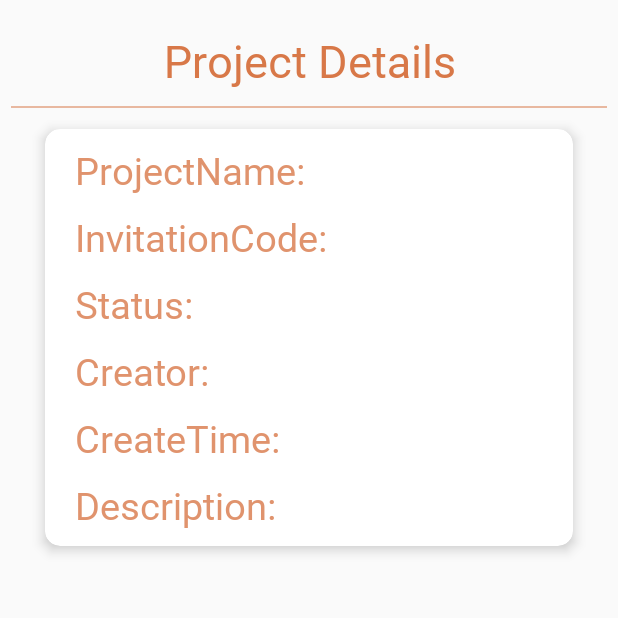
After one commit to CoderWDD/TeamCooperation, an Android app: the PageProjectDetailsActivity screen opened directly, with no data from a screen before it, on a phone screen of 412 x 824 dp, the top half of it. The commit adds this screen. Run offline under Robolectric (Android 15) with nearby library versions, the phone set to English and light mode, and no system bars; our stand-ins replace data binding.

Commit message:
project details todo

```diff
--- a/app/src/main/AndroidManifest.xml
+++ b/app/src/main/AndroidManifest.xml
@@ -12,6 +12,9 @@
         android:supportsRtl="true"
         android:theme="@style/Theme.MaterialComponents.Light.NoActionBar.Bridge"
         android:usesCleartextTraffic="true">
+        <activity
+            android:name=".PageProjectDetailsActivity"
+            android:exported="false" />
 <!--        <activity-->
 <!--            android:name=".PageHomeActivity"-->
 <!--            android:exported="false" />-->
@@ -21,7 +24,6 @@
         <activity
             android:name=".LoginPageActivity"
             android:exported="false" />
-
          <activity
          android:name=".PageHomeActivity"
          android:exported="true">
--- /dev/null
+++ b/app/src/main/java/com/example/cooperation/PageProjectDetailsActivity.java
@@ -0,0 +1,21 @@
+package com.example.cooperation;
+
+import android.os.Bundle;
+import android.view.WindowManager;
+
+import androidx.appcompat.app.AppCompatActivity;
+import androidx.databinding.DataBindingUtil;
+
+import com.example.cooperation.databinding.ActivityPageProjectDetailsBinding;
+
+public class PageProjectDetailsActivity extends AppCompatActivity {
+    @Override
+    protected void onCreate(Bundle savedInstanceState) {
+        // 去除系统状态栏
+        getWindow().setFlags(WindowManager.LayoutParams.FLAG_FULLSCREEN, WindowManager.LayoutParams.FLAG_FULLSCREEN);
+        super.onCreate(savedInstanceState);
+//        setContentView(R.layout.activity_page_project_details);
+        ActivityPageProjectDetailsBinding activityPageProjectDetailsBinding = DataBindingUtil.setContentView(this, R.layout.activity_page_project_details);
+
+    }
+}
--- a/app/src/main/java/com/example/cooperation/databing/PageLoginDataBinding.java
+++ b/app/src/main/java/com/example/cooperation/databing/PageLoginDataBinding.java
@@ -8,6 +8,7 @@ import android.widget.Toast;
 
 import androidx.databinding.ObservableField;
 
+import com.example.cooperation.PageHomeActivity;
 import com.example.cooperation.SignUpPageActivity;
 import com.example.cooperation.api.MyRetrofit;
 import com.example.cooperation.api.RetrofitRequest_Interface;
@@ -74,6 +75,9 @@ public class PageLoginDataBinding {
                     // TODO 登录成功后，将账号密码，token，进行本地保存
 
                     // TODO 登录成功后，跳转到主页面
+                    Intent intent = new Intent(context, PageHomeActivity.class);
+                    intent.addFlags(Intent.FLAG_ACTIVITY_NEW_TASK | Intent.FLAG_ACTIVITY_CLEAR_TASK);
+                    context.startActivity(intent);
                 }
                 Toast.makeText(context,response.body().getMessage(), Toast.LENGTH_SHORT).show();
             }
--- a/app/src/main/java/com/example/cooperation/databing/PageSignUpDataBinding.java
+++ b/app/src/main/java/com/example/cooperation/databing/PageSignUpDataBinding.java
@@ -52,7 +52,7 @@ public class PageSignUpDataBinding {
                     // TODO 将注册的用户名和用户密码返回，方便登录
                     ((Activity)context).finish();
                 }else {
-                    Toast.makeText(context,response.body().getData(),Toast.LENGTH_SHORT).show();
+                    Toast.makeText(context,response.body().getMessage(),Toast.LENGTH_SHORT).show();
                 }
             }
 
--- a/app/src/main/java/com/example/cooperation/utils/check/input/UserLoginCheckUtil.java
+++ b/app/src/main/java/com/example/cooperation/utils/check/input/UserLoginCheckUtil.java
@@ -5,6 +5,11 @@ import android.widget.Toast;
 
 public class UserLoginCheckUtil {
     public static boolean check(Context context,String username,String password){
+        if (username == null || password == null){
+            Toast.makeText(context,"账号密码不能为空！",Toast.LENGTH_SHORT).show();
+            return false;
+        }
+
         if (username.length() <= 5 || username.length() >= 20){
             Toast.makeText(context,"账号长度不合格！",Toast.LENGTH_SHORT).show();
             return false;
--- a/app/src/main/java/com/example/cooperation/utils/check/input/UserSignUpCheckUtil.java
+++ b/app/src/main/java/com/example/cooperation/utils/check/input/UserSignUpCheckUtil.java
@@ -5,28 +5,32 @@ import android.widget.Toast;
 
 public class UserSignUpCheckUtil {
     public static boolean check(Context context,String username,String password,String firstName,String lastName,String department,String phoneNumber){
+        if (username == null || password == null || firstName == null || lastName == null || department == null || phoneNumber == null){
+            Toast.makeText(context,"信息项不能留空！",Toast.LENGTH_SHORT).show();
+            return false;
+        }
         if (username.length() <= 5 || username.length() >= 20){
-            Toast.makeText(context,"账号长度不合格！",Toast.LENGTH_SHORT).show();
+            Toast.makeText(context,"账号长度必须在5~20之间！",Toast.LENGTH_SHORT).show();
             return false;
         }
         if (password.length() <= 5 || password.length() >= 20){
-            Toast.makeText(context,"密码长度不合格！",Toast.LENGTH_SHORT).show();
+            Toast.makeText(context,"密码长度必须在5~20之间！",Toast.LENGTH_SHORT).show();
             return false;
         }
         if (firstName.length() >= 10){
-            Toast.makeText(context,"FirstName长度不合格！",Toast.LENGTH_SHORT).show();
+            Toast.makeText(context,"FirstName长度必须大于10！",Toast.LENGTH_SHORT).show();
             return false;
         }
         if (lastName.length() >= 10){
-            Toast.makeText(context,"LastName长度不合格！",Toast.LENGTH_SHORT).show();
+            Toast.makeText(context,"LastName长度必须大于10！",Toast.LENGTH_SHORT).show();
             return false;
         }
         if (department.length() >= 10){
-            Toast.makeText(context,"Department长度不合格！",Toast.LENGTH_SHORT).show();
+            Toast.makeText(context,"Department长度必须大于10！",Toast.LENGTH_SHORT).show();
             return false;
         }
         if (phoneNumber.length() != 11){
-            Toast.makeText(context,"PhoneNumber长度不合格！",Toast.LENGTH_SHORT).show();
+            Toast.makeText(context,"PhoneNumber长度必须为11！",Toast.LENGTH_SHORT).show();
             return false;
         }
         return true;
--- /dev/null
+++ b/app/src/main/res/drawable/button_profile_background.xml
@@ -0,0 +1,10 @@
+<?xml version="1.0" encoding="utf-8"?>
+<layer-list xmlns:android="http://schemas.android.com/apk/res/android">
+    <item>
+        <shape android:shape = "rectangle">
+            <stroke android:color="@color/orange_brown_hint"
+                android:width="1dp"/>
+            <corners android:radius="10dp" />
+        </shape>
+    </item>
+</layer-list>
--- /dev/null
+++ b/app/src/main/res/layout/activity_page_project_details.xml
@@ -0,0 +1,245 @@
+<?xml version="1.0" encoding="utf-8"?>
+<layout xmlns:android="http://schemas.android.com/apk/res/android"
+    xmlns:app="http://schemas.android.com/apk/res-auto"
+    xmlns:tools="http://schemas.android.com/tools">
+
+    <data>
+
+        <variable
+            name="projects"
+            type="com.example.cooperation.model.Project" />
+
+        <variable
+            name="dateFormatUtil"
+            type="com.example.cooperation.utils.DateFormatUtil" />
+    </data>
+
+    <androidx.constraintlayout.widget.ConstraintLayout
+        android:layout_width="match_parent"
+        android:layout_height="match_parent"
+        tools:context=".PageProjectDetailsActivity">
+
+        <TextView
+            android:id="@+id/useless_item_details_table"
+            android:layout_width="wrap_content"
+            android:layout_height="wrap_content"
+            android:layout_gravity="center_horizontal"
+            android:layout_marginTop="20dp"
+            android:fontFamily="@font/no236"
+            android:gravity="center_horizontal"
+            android:text="@string/project_details"
+            android:textColor="@color/orange_brown"
+            android:textSize="30sp"
+            app:layout_constraintEnd_toEndOf="parent"
+            app:layout_constraintStart_toStartOf="parent"
+            app:layout_constraintTop_toTopOf="parent" />
+
+        <View
+            android:layout_width="match_parent"
+            android:layout_height="1dp"
+            android:layout_marginHorizontal="7dp"
+            android:layout_marginTop="10dp"
+            android:background="@color/orange_brown_hint"
+            app:layout_constraintTop_toBottomOf="@id/useless_item_details_table" />
+
+        <com.google.android.material.card.MaterialCardView
+            android:layout_width="match_parent"
+            android:layout_height="wrap_content"
+            android:layout_marginHorizontal="30dp"
+            android:layout_marginVertical="25dp"
+            app:cardCornerRadius="10dp"
+            app:cardElevation="5dp"
+            app:layout_constraintEnd_toEndOf="parent"
+            app:layout_constraintStart_toStartOf="parent"
+            app:layout_constraintTop_toBottomOf="@+id/useless_item_details_table">
+
+            <androidx.appcompat.widget.LinearLayoutCompat
+                android:layout_width="match_parent"
+                android:layout_height="wrap_content"
+                android:orientation="vertical"
+                app:layout_constraintStart_toStartOf="parent"
+                app:layout_constraintTop_toTopOf="parent">
+
+                <androidx.appcompat.widget.LinearLayoutCompat
+                    android:layout_width="match_parent"
+                    android:layout_height="wrap_content"
+                    android:layout_marginLeft="20dp"
+                    android:layout_marginTop="10dp"
+                    android:orientation="horizontal">
+
+                    <TextView
+                        android:layout_width="wrap_content"
+                        android:layout_height="wrap_content"
+                        android:layout_marginRight="10dp"
+                        android:fontFamily="@font/no236"
+                        android:text="@string/projects_project_name"
+                        android:textColor="@color/orange_brown_item"
+                        android:textSize="25sp" />
+
+                    <EditText
+                        android:layout_width="match_parent"
+                        android:layout_height="wrap_content"
+                        android:layout_marginLeft="5dp"
+                        android:layout_marginRight="10dp"
+                        android:background="@null"
+                        android:fontFamily="@font/no236"
+                        android:maxLength="30"
+                        android:maxLines="1"
+                        android:text="@={projects.projectName}"
+                        android:textColor="@color/orange_brown"
+                        android:textSize="25sp" />
+
+                </androidx.appcompat.widget.LinearLayoutCompat>
+
+                <androidx.appcompat.widget.LinearLayoutCompat
+                    android:layout_width="match_parent"
+                    android:layout_height="wrap_content"
+                    android:layout_marginLeft="20dp"
+                    android:layout_marginTop="10dp"
+                    android:orientation="horizontal">
+
+                    <TextView
+                        android:layout_width="wrap_content"
+                        android:layout_height="wrap_content"
+                        android:layout_marginRight="10dp"
+                        android:fontFamily="@font/no236"
+                        android:text="@string/projects_invitation_code"
+                        android:textColor="@color/orange_brown_item"
+                        android:textSize="25sp" />
+
+                    <TextView
+                        android:id="@+id/project_details_invitation_code"
+                        android:layout_width="wrap_content"
+                        android:layout_height="wrap_content"
+                        android:fontFamily="@font/no236"
+                        android:text="@{projects.invitationCode}"
+                        android:textColor="@color/orange_brown_item"
+                        android:textSize="25sp" />
+
+                </androidx.appcompat.widget.LinearLayoutCompat>
+
+                <androidx.appcompat.widget.LinearLayoutCompat
+                    android:layout_width="match_parent"
+                    android:layout_height="wrap_content"
+                    android:layout_marginLeft="20dp"
+                    android:layout_marginTop="10dp"
+                    android:orientation="horizontal">
+
+                    <TextView
+                        android:layout_width="wrap_content"
+                        android:layout_height="wrap_content"
+                        android:layout_marginRight="10dp"
+                        android:fontFamily="@font/no236"
+                        android:text="@string/status"
+                        android:textColor="@color/orange_brown_item"
+                        android:textSize="25sp" />
+
+                    <EditText
+                        android:layout_width="match_parent"
+                        android:layout_height="wrap_content"
+                        android:layout_marginLeft="5dp"
+                        android:layout_marginRight="10dp"
+                        android:background="@null"
+                        android:fontFamily="@font/no236"
+                        android:maxLength="30"
+                        android:maxLines="1"
+                        android:text="@={projects.status}"
+                        android:textColor="@color/orange_brown"
+                        android:textSize="25sp" />
+
+                </androidx.appcompat.widget.LinearLayoutCompat>
+
+                <androidx.appcompat.widget.LinearLayoutCompat
+                    android:layout_width="match_parent"
+                    android:layout_height="wrap_content"
+                    android:layout_marginLeft="20dp"
+                    android:layout_marginTop="10dp"
+                    android:orientation="horizontal">
+
+                    <TextView
+                        android:layout_width="wrap_content"
+                        android:layout_height="wrap_content"
+                        android:layout_marginRight="10dp"
+                        android:fontFamily="@font/no236"
+                        android:text="@string/creator"
+                        android:textColor="@color/orange_brown_item"
+                        android:textSize="25sp" />
+
+                    <TextView
+                        android:id="@+id/project_details_creator"
+                        android:layout_width="wrap_content"
+                        android:layout_height="wrap_content"
+                        android:fontFamily="@font/no236"
+                        android:text="@{projects.creator}"
+                        android:textColor="@color/orange_brown_item"
+                        android:textSize="25sp" />
+
+                </androidx.appcompat.widget.LinearLayoutCompat>
+
+                <androidx.appcompat.widget.LinearLayoutCompat
+                    android:layout_width="match_parent"
+                    android:layout_height="wrap_content"
+                    android:layout_marginLeft="20dp"
+                    android:layout_marginTop="10dp"
+                    android:orientation="horizontal">
+
+                    <TextView
+                        android:layout_width="wrap_content"
+                        android:layout_height="wrap_content"
+                        android:layout_marginRight="10dp"
+                        android:fontFamily="@font/no236"
+                        android:text="@string/create_time"
+                        android:textColor="@color/orange_brown_item"
+                        android:textSize="25sp" />
+
+                    <TextView
+                        android:id="@+id/project_details_create_time"
+                        android:layout_width="wrap_content"
+                        android:layout_height="wrap_content"
+                        android:fontFamily="@font/no236"
+                        android:text="@{projects.projectTime.toString()}"
+                        android:textColor="@color/orange_brown_item"
+                        android:textSize="25sp" />
+
+                </androidx.appcompat.widget.LinearLayoutCompat>
+
+                <androidx.appcompat.widget.LinearLayoutCompat
+                    android:layout_width="match_parent"
+                    android:layout_height="wrap_content"
+                    android:layout_marginLeft="20dp"
+                    android:layout_marginTop="10dp"
+                    android:layout_marginBottom="10dp"
+                    android:orientation="horizontal">
+
+                    <TextView
+                        android:layout_width="wrap_content"
+                        android:layout_height="wrap_content"
+                        android:layout_marginRight="10dp"
+                        android:fontFamily="@font/no236"
+                        android:text="@string/description"
+                        android:textColor="@color/orange_brown_item"
+                        android:textSize="25sp" />
+
+                    <EditText
+                        android:layout_width="match_parent"
+                        android:layout_height="wrap_content"
+                        android:layout_marginLeft="5dp"
+                        android:layout_marginRight="10dp"
+                        android:background="@null"
+                        android:fontFamily="@font/no236"
+                        android:ellipsize="end"
+                        android:inputType="textMultiLine"
+                        android:maxLines="3"
+                        android:text="@={projects.description}"
+                        android:textColor="@color/orange_brown"
+                        android:textSize="25sp" />
+
+                </androidx.appcompat.widget.LinearLayoutCompat>
+
+            </androidx.appcompat.widget.LinearLayoutCompat>
+
+        </com.google.android.material.card.MaterialCardView>
+
+
+    </androidx.constraintlayout.widget.ConstraintLayout>
+</layout>
--- a/app/src/main/res/layout/fragment_page_profile.xml
+++ b/app/src/main/res/layout/fragment_page_profile.xml
@@ -44,6 +44,7 @@
                 android:background="@color/orange_brown_hint"/>
 
             <androidx.appcompat.widget.LinearLayoutCompat
+
                 android:layout_width="match_parent"
                 android:layout_height="wrap_content"
                 android:layout_marginTop="20dp"
@@ -102,9 +103,53 @@
                 android:background="@color/orange_brown_hint"/>
 
             <com.google.android.material.card.MaterialCardView
+
                 android:layout_width="match_parent"
-                android:layout_height="wrap_content">
+                android:layout_height="wrap_content"
+                android:layout_marginHorizontal="30dp"
+                android:layout_marginVertical="15dp"
+                app:cardCornerRadius="10dp"
+                app:cardElevation="5dp">
 
+                <androidx.appcompat.widget.LinearLayoutCompat
+                    android:layout_width="match_parent"
+                    android:layout_height="wrap_content"
+                    android:orientation="vertical"
+                    android:paddingHorizontal="15dp"
+                    android:paddingBottom="15dp">
+
+                    <androidx.appcompat.widget.AppCompatButton
+                        android:id="@+id/profile_button_modify_info"
+                        android:layout_width="match_parent"
+                        android:layout_height="wrap_content"
+                        android:text="@string/profile_modify_info"
+                        android:background="@drawable/button_profile_background"
+                        android:fontFamily="@font/no236"
+                        android:textColor="@color/orange_brown"
+                        android:layout_marginTop="12dp"
+                        android:textSize="25sp"/>
+
+                    <androidx.appcompat.widget.AppCompatButton
+                        android:layout_width="match_parent"
+                        android:layout_height="wrap_content"
+                        android:text="@string/profile_setting"
+                        android:background="@drawable/button_profile_background"
+                        android:fontFamily="@font/no236"
+                        android:layout_marginTop="15dp"
+                        android:textColor="@color/orange_brown"
+                        android:textSize="25sp"/>
+
+                    <androidx.appcompat.widget.AppCompatButton
+                        android:layout_width="match_parent"
+                        android:layout_height="wrap_content"
+                        android:text="@string/profile_logout"
+                        android:background="@drawable/button_profile_background"
+                        android:fontFamily="@font/no236"
+                        android:layout_marginTop="15dp"
+                        android:textColor="@color/orange_brown"
+                        android:textSize="25sp"/>
+
+                </androidx.appcompat.widget.LinearLayoutCompat>
 
 
             </com.google.android.material.card.MaterialCardView>
@@ -112,6 +157,8 @@
 
         </androidx.appcompat.widget.LinearLayoutCompat>
 
+
+
     </androidx.constraintlayout.widget.ConstraintLayout>
 
 </layout>
--- a/app/src/main/res/values/strings.xml
+++ b/app/src/main/res/values/strings.xml
@@ -44,6 +44,7 @@
     <string name="belong_to_project">BelongTo: </string>
     <string name="belong_to_project_test">TeamCooperation</string>
     <string name="item_to_do_label">Items To Do!</string>
+    <string name="item_details">Item Details</string>
 
     <!-- Strings related to projects -->
     <string name="projects_to_do_label">Projects To Do!</string>
@@ -51,10 +52,14 @@
     <string name="projects_project_time">ProjectTime: </string>
     <string name="projects_invitation_code">InvitationCode: </string>
     <string name="projects_button_plus">Add a new projects!</string>
+    <string name="project_details">Project Details</string>
 
     <!--  random images url  -->
     <string name="random_images">https://source.unsplash.com/random</string>
 
     <!-- Strings related to profile -->
     <string name="profile_my_profiles">My Profiles!</string>
+    <string name="profile_setting">Setting</string>
+    <string name="profile_modify_info">Modify Info</string>
+    <string name="profile_logout">Logout</string>
 </resources>
```
Lines whose indentation alone changed are shown as unchanged.
